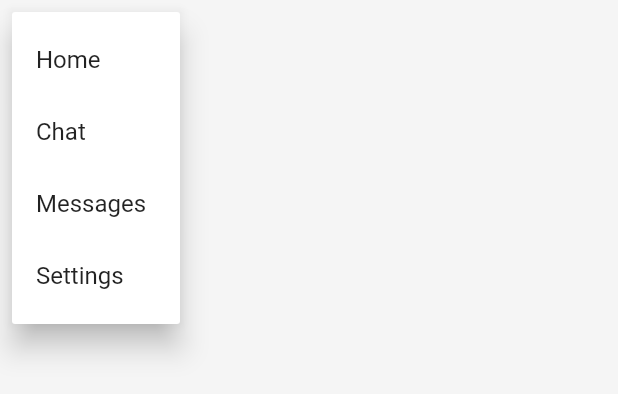
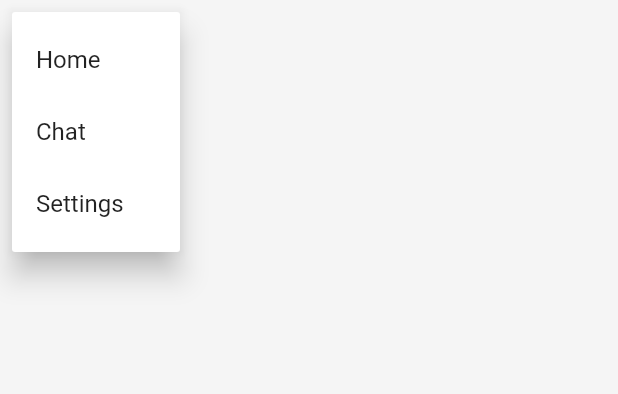
Before and after one commit to Felix-Waller/Group-Alert, a Flutter app: the MyMenuButton widget shown alone on an empty page, opened directly, after a tap on the "more vert" icon, on a phone screen of 412 x 824 dp. Shown: the top 394 px of the screen. Run offline on Flutter 3.47's test engine with Material 2 defaults, Android fonts, the phone set to English and light mode, and no system bars; our stand-ins replace cloud_firestore, firebase_auth, google_sign_in, shared_preferences; accounts and stored records are empty.

Commit message:
removed messages page

```diff
--- a/group_alert/lib/widgets/menuButton.dart
+++ b/group_alert/lib/widgets/menuButton.dart
@@ -1,7 +1,7 @@
 import 'package:flutter/material.dart';
 import 'package:group_alert/views/chatPage.dart';
 
-enum Menu { home, chat, messages, settings }
+enum Menu { home, chat, settings }
 
 class MyMenuButton extends StatefulWidget {
   @override
@@ -23,10 +23,6 @@ class MyMenuButtonState extends State<MyMenuButton>{
           child: Text('Chat')
           ),
         const PopupMenuItem<Menu>(
-          value: Menu.messages,
-          child: Text('Messages'),
-        ),
-        const PopupMenuItem<Menu>(
           value: Menu.settings,
           child: Text('Settings'),
         ),
@@ -47,11 +43,6 @@ class MyMenuButtonState extends State<MyMenuButton>{
             ChatPage(groupId: 'A8pyc3cw1LQG53NuliXb', userName: 'felix', groupName: 'groupTest1',)));
       }
       break;
-      case Menu.messages:
-        {
-          Navigator.of(context).pushReplacementNamed('/messages');
-        }
-        break;
       case Menu.settings:
         {
           Navigator.of(context).pushReplacementNamed('/settings');
```
